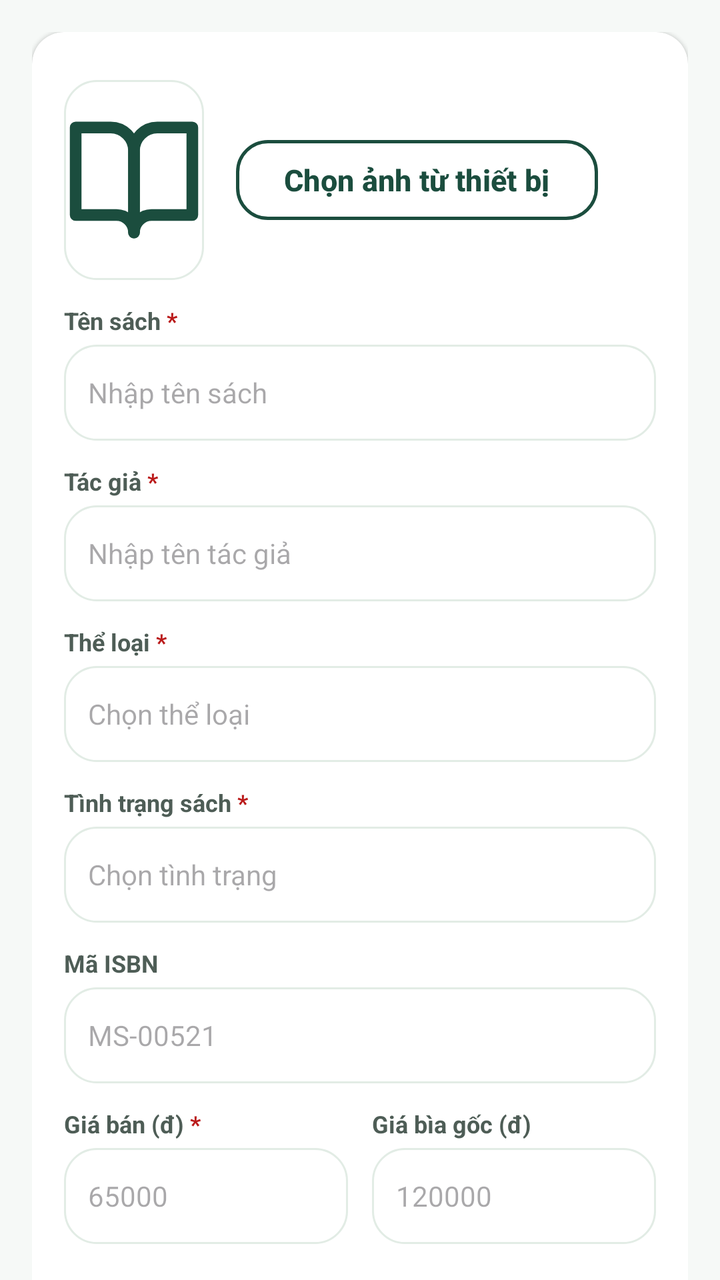
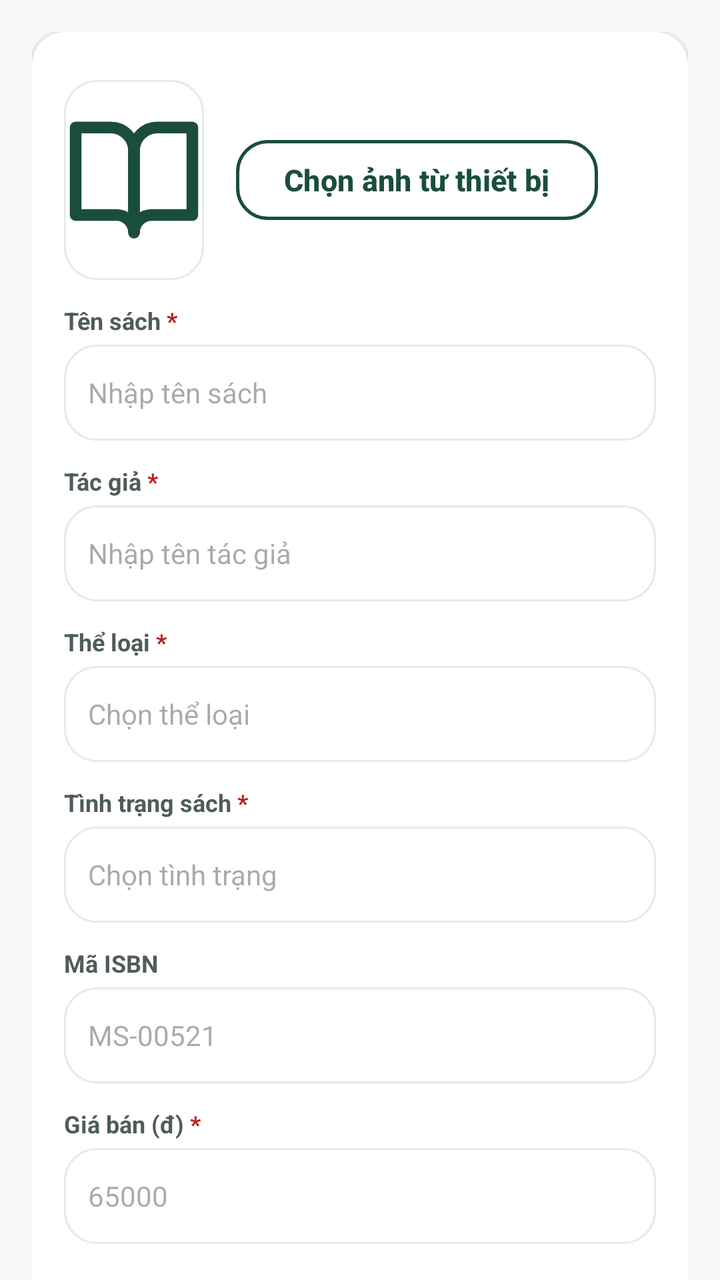

Two renders of the same Android screen: before a commit and after it. Below are the layout's source before the change and the commit's diff.
<!-- AndroidManifest.xml: application theme Theme.Quanlycuahangsachcu -->
<!-- res/layout/add_book.xml -->
<?xml version="1.0" encoding="utf-8"?>
<androidx.core.widget.NestedScrollView xmlns:android="http://schemas.android.com/apk/res/android"
    xmlns:app="http://schemas.android.com/apk/res-auto"
    android:layout_width="match_parent"
    android:layout_height="match_parent"
    android:background="@color/background"
    android:fillViewport="true">

    <LinearLayout
        android:layout_width="match_parent"
        android:layout_height="wrap_content"
        android:orientation="vertical"
        android:padding="16dp">

        <androidx.cardview.widget.CardView
            android:layout_width="match_parent"
            android:layout_height="wrap_content"
            app:cardCornerRadius="16dp"
            app:cardElevation="1dp"
            app:cardBackgroundColor="@color/surface">

            <LinearLayout
                android:layout_width="match_parent"
                android:layout_height="wrap_content"
                android:orientation="vertical"
                android:padding="16dp">

                
                <LinearLayout
                    android:layout_width="match_parent"
                    android:layout_height="wrap_content"
                    android:layout_marginTop="8dp"
                    android:gravity="center_vertical"
                    android:orientation="horizontal">
                    <ImageView
                        android:id="@+id/ivBookImage"
                        android:layout_width="70dp"
                        android:layout_height="100dp"
                        android:background="@drawable/bg_search_box"
                        android:contentDescription="Book Image"
                        android:scaleType="fitCenter"
                        android:src="@drawable/ic_book_open" />

                    <Button
                        android:id="@+id/btnSelectImage"
                        android:layout_width="wrap_content"
                        android:layout_height="wrap_content"
                        android:layout_marginStart="16dp"
                        android:backgroundTint="@android:color/transparent"
                        android:text="Chọn ảnh từ thiết bị"
                        android:textColor="@color/primary"
                        android:textSize="15sp"
                        android:textStyle="bold"
                        app:cornerRadius="16dp"
                        app:strokeColor="@color/primary"
                        app:strokeWidth="1.5dp" />
                </LinearLayout>

                
                <TextView
                    android:id="@+id/tvLabelTitle"
                    android:layout_width="wrap_content"
                    android:layout_height="wrap_content"
                    android:layout_marginTop="12dp"
                    android:text="@string/label_title"
                    android:textColor="@color/on_surface_variant"
                    android:textSize="12sp"
                    android:textStyle="bold" />

                <EditText
                    android:id="@+id/edtAddTitle"
                    android:layout_width="match_parent"
                    android:layout_height="48dp"
                    android:layout_marginTop="4dp"
                    android:autofillHints="name"
                    android:background="@drawable/bg_search_box"
                    android:hint="Nhập tên sách"
                    android:inputType="text"
                    android:paddingHorizontal="12dp"
                    android:textSize="14sp" />

                <TextView
                    android:id="@+id/tvErrorTitle"
                    android:layout_width="wrap_content"
                    android:layout_height="wrap_content"
                    android:layout_marginTop="2dp"
                    android:textColor="@color/error"
                    android:textSize="11sp"
                    android:visibility="gone" />

                
                <TextView
                    android:id="@+id/tvLabelAuthor"
                    android:layout_width="wrap_content"
                    android:layout_height="wrap_content"
                    android:layout_marginTop="12dp"
                    android:text="@string/label_author"
                    android:textColor="@color/on_surface_variant"
                    android:textSize="12sp"
                    android:textStyle="bold" />

                <EditText
                    android:id="@+id/edtAddAuthor"
                    android:layout_width="match_parent"
                    android:layout_height="48dp"
                    android:layout_marginTop="4dp"
                    android:autofillHints="name"
                    android:background="@drawable/bg_search_box"
                    android:hint="Nhập tên tác giả"
                    android:inputType="text"
                    android:paddingHorizontal="12dp"
                    android:textSize="14sp" />

                <TextView
                    android:id="@+id/tvErrorAuthor"
                    android:layout_width="wrap_content"
                    android:layout_height="wrap_content"
                    android:layout_marginTop="2dp"
                    android:textColor="@color/error"
                    android:textSize="11sp"
                    android:visibility="gone" />

                
                <TextView
                    android:id="@+id/tvLabelCategory"
                    android:layout_width="wrap_content"
                    android:layout_height="wrap_content"
                    android:layout_marginTop="12dp"
                    android:text="@string/label_category"
                    android:textColor="@color/on_surface_variant"
                    android:textSize="12sp"
                    android:textStyle="bold" />

                <AutoCompleteTextView
                    android:id="@+id/autoCompleteCategory"
                    android:layout_width="match_parent"
                    android:layout_height="48dp"
                    android:layout_marginTop="4dp"
                    android:background="@drawable/bg_search_box"
                    android:clickable="true"
                    android:focusable="true"
                    android:hint="Chọn thể loại"
                    android:inputType="none"
                    android:paddingHorizontal="12dp"
                    android:textSize="14sp" />

                <TextView
                    android:id="@+id/tvErrorCategory"
                    android:layout_width="wrap_content"
                    android:layout_height="wrap_content"
                    android:layout_marginTop="2dp"
                    android:textColor="@color/error"
                    android:textSize="11sp"
                    android:visibility="gone" />

                
                <TextView
                    android:id="@+id/tvLabelCondition"
                    android:layout_width="wrap_content"
                    android:layout_height="wrap_content"
                    android:layout_marginTop="12dp"
                    android:text="@string/label_condition"
                    android:textColor="@color/on_surface_variant"
                    android:textSize="12sp"
                    android:textStyle="bold" />

                <AutoCompleteTextView
                    android:id="@+id/autoCompleteCondition"
                    android:layout_width="match_parent"
                    android:layout_height="48dp"
                    android:layout_marginTop="4dp"
                    android:background="@drawable/bg_search_box"
                    android:clickable="true"
                    android:focusable="true"
                    android:hint="Chọn tình trạng"
                    android:inputType="none"
                    android:paddingHorizontal="12dp"
                    android:textSize="14sp" />

                <TextView
                    android:id="@+id/tvErrorCondition"
                    android:layout_width="wrap_content"
                    android:layout_height="wrap_content"
                    android:layout_marginTop="2dp"
                    android:textColor="@color/error"
                    android:textSize="11sp"
                    android:visibility="gone" />

                
                <TextView
                    android:layout_width="wrap_content"
                    android:layout_height="wrap_content"
                    android:layout_marginTop="12dp"
                    android:text="Mã ISBN"
                    android:textColor="@color/on_surface_variant"
                    android:textSize="12sp"
                    android:textStyle="bold" />

                <LinearLayout
                    android:layout_width="match_parent"
                    android:layout_height="wrap_content"
                    android:layout_marginTop="4dp"
                    android:baselineAligned="false"
                    android:orientation="horizontal">

                    <EditText
                        android:id="@+id/edtAddIsbn"
                        android:layout_width="0dp"
                        android:layout_height="48dp"
                        android:layout_weight="1"
                        android:autofillHints="postalCode"
                        android:background="@drawable/bg_search_box"
                        android:hint="MS-00521"
                        android:inputType="text"
                        android:paddingHorizontal="12dp"
                        android:textSize="14sp" />

                </LinearLayout>

                
                <LinearLayout
                    android:layout_width="match_parent"
                    android:layout_height="wrap_content"
                    android:layout_marginTop="12dp"
                    android:baselineAligned="false"
                    android:orientation="horizontal"
                    android:weightSum="2">

                    <LinearLayout
                        android:layout_width="0dp"
                        android:layout_height="wrap_content"
                        android:layout_weight="1"
                        android:layout_marginEnd="6dp"
                        android:orientation="vertical">

                        <TextView
                            android:id="@+id/tvLabelPrice"
                            android:layout_width="wrap_content"
                            android:layout_height="wrap_content"
                            android:text="@string/label_price"
                            android:textColor="@color/on_surface_variant"
                            android:textSize="12sp"
                            android:textStyle="bold" />

                        <EditText
                            android:id="@+id/edtAddPrice"
                            android:layout_width="match_parent"
                            android:layout_height="48dp"
                            android:layout_marginTop="4dp"
                            android:autofillHints="creditCardNumber"
                            android:background="@drawable/bg_search_box"
                            android:hint="65000"
                            android:inputType="number"
                            android:paddingHorizontal="12dp"
                            android:textSize="14sp" />

                        <TextView
                            android:id="@+id/tvErrorPrice"
                            android:layout_width="wrap_content"
                            android:layout_height="wrap_content"
                            android:layout_marginTop="2dp"
                            android:textColor="@color/error"
                            android:textSize="11sp"
                            android:visibility="gone" />
                    </LinearLayout>

                    <LinearLayout
                        android:layout_width="0dp"
                        android:layout_height="wrap_content"
                        android:layout_weight="1"
                        android:layout_marginStart="6dp"
                        android:orientation="vertical">

                        <TextView
                            android:layout_width="wrap_content"
                            android:layout_height="wrap_content"
                            android:text="Giá bìa gốc (đ)"
                            android:textColor="@color/on_surface_variant"
                            android:textSize="12sp"
                            android:textStyle="bold" />

                        <EditText
                            android:id="@+id/edtAddOriginalPrice"
                            android:layout_width="match_parent"
                            android:layout_height="48dp"
                            android:layout_marginTop="4dp"
                            android:autofillHints="creditCardNumber"
                            android:background="@drawable/bg_search_box"
                            android:hint="120000"
                            android:inputType="number"
                            android:paddingHorizontal="12dp"
                            android:textSize="14sp" />
                    </LinearLayout>
                </LinearLayout>

                
                <LinearLayout
                    android:layout_width="match_parent"
                    android:layout_height="wrap_content"
                    android:layout_marginTop="24dp"
                    android:orientation="horizontal"
                    android:weightSum="2">

                    <Button
                        android:id="@+id/btnCancel"
                        style="?attr/materialButtonOutlinedStyle"
                        android:layout_width="0dp"
                        android:layout_height="52dp"
                        android:layout_weight="1"
                        android:layout_marginEnd="8dp"
                        android:backgroundTint="@android:color/transparent"
                        android:text="Hủy"
                        android:textColor="@color/primary"
                        android:textSize="15sp"
                        android:textStyle="bold"
                        app:cornerRadius="16dp"
                        app:strokeColor="@color/primary"
                        app:strokeWidth="1.5dp" />

                    <Button
                        android:id="@+id/btnSaveBook"
                        android:layout_width="0dp"
                        android:layout_height="52dp"
                        android:layout_weight="1"
                        android:layout_marginStart="8dp"
                        android:backgroundTint="@color/primary"
                        android:text="Lưu sách"
                        android:textColor="@color/white"
                        android:textSize="15sp"
                        android:textStyle="bold"
                        app:cornerRadius="16dp" />
                </LinearLayout>
            </LinearLayout>
        </androidx.cardview.widget.CardView>

        <View
            android:layout_width="match_parent"
            android:layout_height="90dp" />

    </LinearLayout>
</androidx.core.widget.NestedScrollView>
<!-- resources referenced by this layout -->
<resources>
  <color name="background">#F6F9F7</color>
  <color name="error">#BA1A1A</color>
  <color name="on_surface_variant">#4E5D56</color>
  <color name="primary">#1B4D3E</color>
  <color name="surface">#FFFFFF</color>
  <color name="white">#FFFFFF</color>
  <!-- drawable bg_search_box (drawable) -->
  <?xml version="1.0" encoding="utf-8"?>
  <shape xmlns:android="http://schemas.android.com/apk/res/android"
      android:shape="rectangle">
      <solid android:color="@color/surface" />
      <corners android:radius="16dp" />
      <stroke android:width="1dp" android:color="#E2ECE5" />
  </shape>
  <!-- drawable ic_book_open (drawable) -->
  <vector xmlns:android="http://schemas.android.com/apk/res/android"
      android:width="24dp"
      android:height="24dp"
      android:viewportWidth="24"
      android:viewportHeight="24">
      <path
          android:strokeColor="#1B4D3E"
          android:strokeWidth="2"
          android:strokeLineCap="round"
          android:strokeLineJoin="round"
          android:pathData="M2,3h6a4,4 0 0,1 4,4v14a3,3 0 0,0 -3,-3H2z"/>
      <path
          android:strokeColor="#1B4D3E"
          android:strokeWidth="2"
          android:strokeLineCap="round"
          android:strokeLineJoin="round"
          android:pathData="M22,3h-6a4,4 0 0,0 -4,4v14a3,3 0 0,1 3,-3h7z"/>
  </vector>
  <string name="label_author">Tác giả <font color="#BA1A1A">*</font></string>
  <string name="label_category">Thể loại <font color="#BA1A1A">*</font></string>
  <string name="label_condition">Tình trạng sách <font color="#BA1A1A">*</font></string>
  <string name="label_price">Giá bán (đ) <font color="#BA1A1A">*</font></string>
  <string name="label_title">Tên sách <font color="#BA1A1A">*</font></string>
  <style name="Theme.Quanlycuahangsachcu" parent="Base.Theme.Quanlycuahangsachcu" />
  <style name="Base.Theme.Quanlycuahangsachcu" parent="Theme.Material3.DayNight.NoActionBar">
          
          
      </style>
</resources>

<!-- the commit's change to res/layout/add_book.xml (unified diff, before → after) -->
@@ -223,14 +223,12 @@
                     android:layout_height="wrap_content"
                     android:layout_marginTop="12dp"
                     android:baselineAligned="false"
-                    android:orientation="horizontal"
-                    android:weightSum="2">
+                    android:orientation="horizontal">
 
                     <LinearLayout
                         android:layout_width="0dp"
                         android:layout_height="wrap_content"
                         android:layout_weight="1"
-                        android:layout_marginEnd="6dp"
                         android:orientation="vertical">
 
                         <TextView
@@ -262,34 +260,6 @@
                             android:textColor="@color/error"
                             android:textSize="11sp"
                             android:visibility="gone" />
-                    </LinearLayout>
-
-                    <LinearLayout
-                        android:layout_width="0dp"
-                        android:layout_height="wrap_content"
-                        android:layout_weight="1"
-                        android:layout_marginStart="6dp"
-                        android:orientation="vertical">
-
-                        <TextView
-                            android:layout_width="wrap_content"
-                            android:layout_height="wrap_content"
-                            android:text="Giá bìa gốc (đ)"
-                            android:textColor="@color/on_surface_variant"
-                            android:textSize="12sp"
-                            android:textStyle="bold" />
-
-                        <EditText
-                            android:id="@+id/edtAddOriginalPrice"
-                            android:layout_width="match_parent"
-                            android:layout_height="48dp"
-                            android:layout_marginTop="4dp"
-                            android:autofillHints="creditCardNumber"
-                            android:background="@drawable/bg_search_box"
-                            android:hint="120000"
-                            android:inputType="number"
-                            android:paddingHorizontal="12dp"
-                            android:textSize="14sp" />
                     </LinearLayout>
                 </LinearLayout>
 
